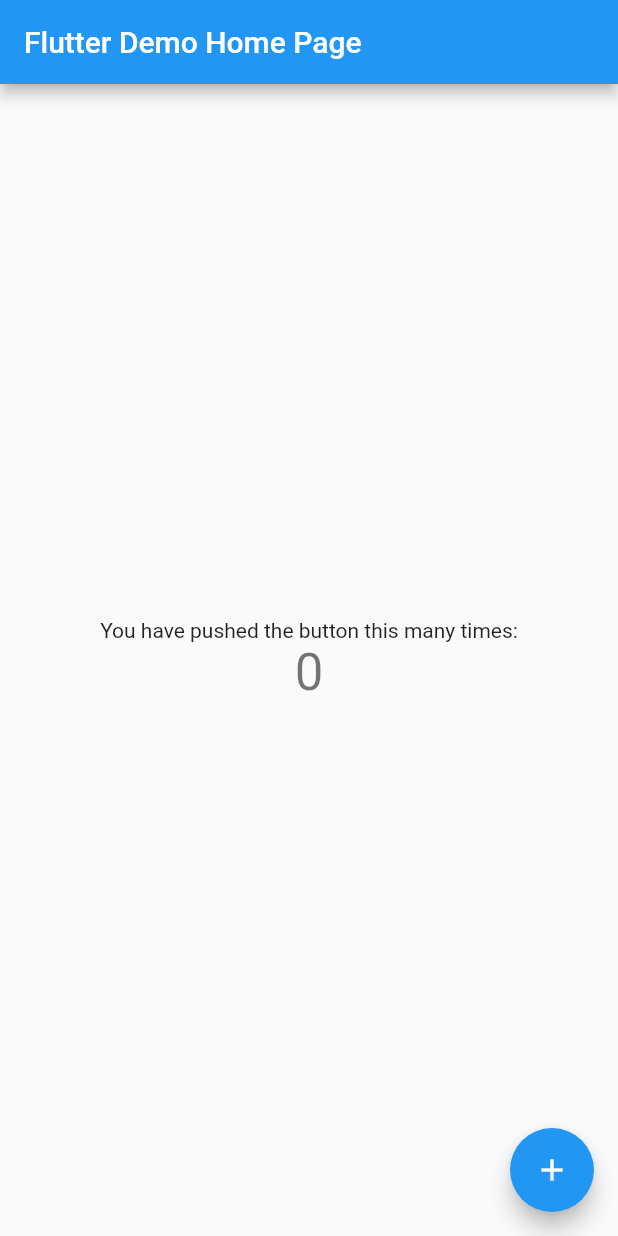
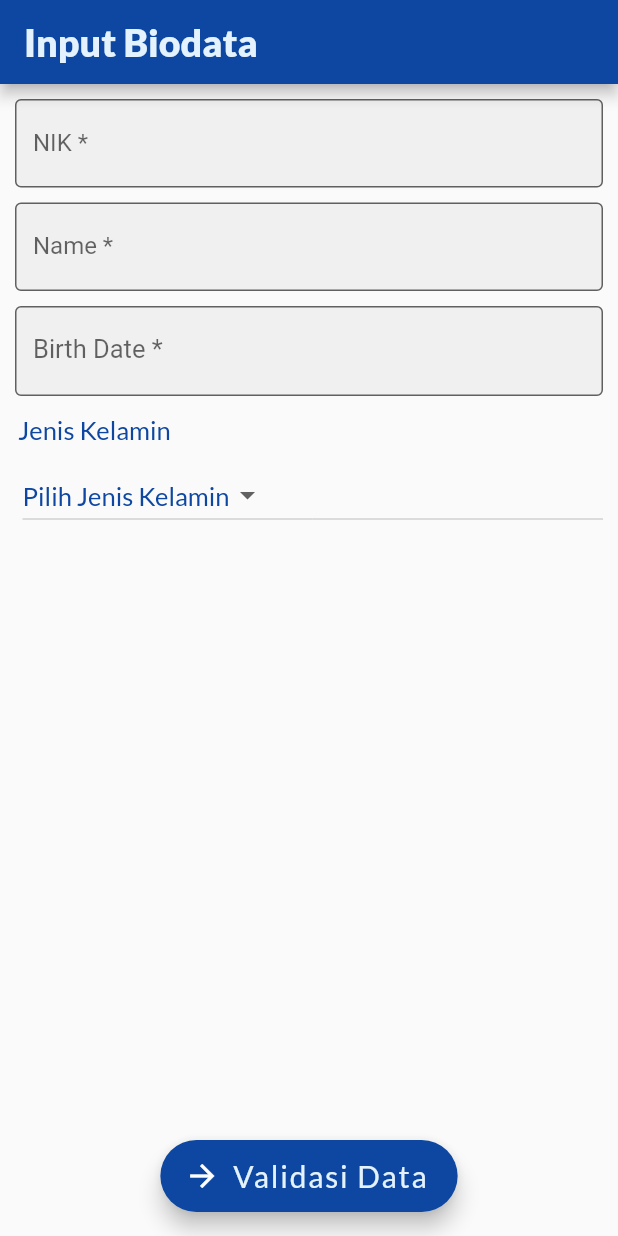
Before and after one commit to gustavsr1994/validasi_ektp, a Flutter app: the screen it shows after launch, on a phone screen of 412 x 824 dp. Run offline on Flutter 3.47's test engine with Material 2 defaults, Android fonts, the phone set to English and light mode, and no system bars; drawn by our look-alikes of datetime_picker_formfield; our stand-ins replace flutter_screenutil, fluttertoast, get, google_fonts, image_picker; missing offline and left inert: firebase_ml_vision; accounts and stored records are empty.

Commit message:
first screen

```diff
--- /dev/null
+++ b/lib/assets/style.dart
@@ -0,0 +1,17 @@
+import 'dart:ui';
+
+import 'package:flutter/material.dart';
+import 'package:google_fonts/google_fonts.dart';
+
+Color colorBlueDark = Colors.blue.shade900;
+Color colorBlueSky = Colors.blue[400];
+Color colorBackground = Colors.blue[200];
+Color colorText = Colors.blue[50];
+Color colorError = Colors.redAccent[400];
+
+TextStyle fontTitle = GoogleFonts.lato(color: colorText, fontSize: 25, fontWeight: FontWeight.bold);
+TextStyle fontButton = GoogleFonts.lato(color: colorText, fontSize: 20);
+TextStyle fontEditText = GoogleFonts.lato(color: colorBlueDark, fontSize: 17, fontStyle: FontStyle.normal);
+TextStyle fontError = GoogleFonts.lato(color: colorError, fontSize: 15, fontStyle: FontStyle.italic);
+String textBlankField = "Please, fill the blank";
+// TextStyle font
--- a/lib/main.dart
+++ b/lib/main.dart
@@ -1,4 +1,6 @@
+import 'package:app_validasi_ektp/view/FirstScreen.dart';
 import 'package:flutter/material.dart';
+import 'package:google_fonts/google_fonts.dart';
 
 void main() {
   runApp(MyApp());
@@ -11,107 +13,9 @@ class MyApp extends StatelessWidget {
     return MaterialApp(
       title: 'Flutter Demo',
       theme: ThemeData(
-        // This is the theme of your application.
-        //
-        // Try running your application with "flutter run". You'll see the
-        // application has a blue toolbar. Then, without quitting the app, try
-        // changing the primarySwatch below to Colors.green and then invoke
-        // "hot reload" (press "r" in the console where you ran "flutter run",
-        // or simply save your changes to "hot reload" in a Flutter IDE).
-        // Notice that the counter didn't reset back to zero; the application
-        // is not restarted.
-        primarySwatch: Colors.blue,
-        // This makes the visual density adapt to the platform that you run
-        // the app on. For desktop platforms, the controls will be smaller and
-        // closer together (more dense) than on mobile platforms.
-        visualDensity: VisualDensity.adaptivePlatformDensity,
+
       ),
-      home: MyHomePage(title: 'Flutter Demo Home Page'),
+      home: FirstScreen(),
     );
   }
 }
-
-class MyHomePage extends StatefulWidget {
-  MyHomePage({Key key, this.title}) : super(key: key);
-
-  // This widget is the home page of your application. It is stateful, meaning
-  // that it has a State object (defined below) that contains fields that affect
-  // how it looks.
-
-  // This class is the configuration for the state. It holds the values (in this
-  // case the title) provided by the parent (in this case the App widget) and
-  // used by the build method of the State. Fields in a Widget subclass are
-  // always marked "final".
-
-  final String title;
-
-  @override
-  _MyHomePageState createState() => _MyHomePageState();
-}
-
-class _MyHomePageState extends State<MyHomePage> {
-  int _counter = 0;
-
-  void _incrementCounter() {
-    setState(() {
-      // This call to setState tells the Flutter framework that something has
-      // changed in this State, which causes it to rerun the build method below
-      // so that the display can reflect the updated values. If we changed
-      // _counter without calling setState(), then the build method would not be
-      // called again, and so nothing would appear to happen.
-      _counter++;
-    });
-  }
-
-  @override
-  Widget build(BuildContext context) {
-    // This method is rerun every time setState is called, for instance as done
-    // by the _incrementCounter method above.
-    //
-    // The Flutter framework has been optimized to make rerunning build methods
-    // fast, so that you can just rebuild anything that needs updating rather
-    // than having to individually change instances of widgets.
-    return Scaffold(
-      appBar: AppBar(
-        // Here we take the value from the MyHomePage object that was created by
-        // the App.build method, and use it to set our appbar title.
-        title: Text(widget.title),
-      ),
-      body: Center(
-        // Center is a layout widget. It takes a single child and positions it
-        // in the middle of the parent.
-        child: Column(
-          // Column is also a layout widget. It takes a list of children and
-          // arranges them vertically. By default, it sizes itself to fit its
-          // children horizontally, and tries to be as tall as its parent.
-          //
-          // Invoke "debug painting" (press "p" in the console, choose the
-          // "Toggle Debug Paint" action from the Flutter Inspector in Android
-          // Studio, or the "Toggle Debug Paint" command in Visual Studio Code)
-          // to see the wireframe for each widget.
-          //
-          // Column has various properties to control how it sizes itself and
-          // how it positions its children. Here we use mainAxisAlignment to
-          // center the children vertically; the main axis here is the vertical
-          // axis because Columns are vertical (the cross axis would be
-          // horizontal).
-          mainAxisAlignment: MainAxisAlignment.center,
-          children: <Widget>[
-            Text(
-              'You have pushed the button this many times:',
-            ),
-            Text(
-              '$_counter',
-              style: Theme.of(context).textTheme.headline4,
-            ),
-          ],
-        ),
-      ),
-      floatingActionButton: FloatingActionButton(
-        onPressed: _incrementCounter,
-        tooltip: 'Increment',
-        child: Icon(Icons.add),
-      ), // This trailing comma makes auto-formatting nicer for build methods.
-    );
-  }
-}
--- /dev/null
+++ b/lib/model/biodata.dart
@@ -0,0 +1,8 @@
+import 'package:get/get.dart';
+
+class BiodataController extends GetxController{
+  String nik;
+  String name;
+  DateTime birthDate;
+  String sex;
+}
--- /dev/null
+++ b/lib/view/FirstScreen.dart
@@ -0,0 +1,251 @@
+import 'dart:io';
+
+import 'package:app_validasi_ektp/assets/style.dart';
+import 'package:app_validasi_ektp/model/biodata.dart';
+import 'package:datetime_picker_formfield/datetime_picker_formfield.dart';
+import 'package:firebase_ml_vision/firebase_ml_vision.dart';
+import 'package:flutter/cupertino.dart';
+import 'package:flutter/material.dart';
+import 'package:flutter/material.dart';
+import 'package:flutter_screenutil/flutter_screenutil.dart';
+import 'package:fluttertoast/fluttertoast.dart';
+import 'package:get/get.dart';
+import 'package:google_fonts/google_fonts.dart';
+import 'package:image_picker/image_picker.dart';
+import 'package:intl/intl.dart';
+
+class FirstScreen extends StatefulWidget {
+  @override
+  _FirstScreenState createState() => _FirstScreenState();
+}
+
+class _FirstScreenState extends State<FirstScreen> {
+  GlobalKey<FormState> _formKey = GlobalKey<FormState>();
+  File _imageFile;
+  List _listGender = ["Pria", "Wanita"]; //Array gender
+  String _valGender;
+  FocusNode _nikFocus = new FocusNode();
+  FocusNode _nameFocus = new FocusNode();
+  FocusNode _birthDateFocus = new FocusNode();
+  FocusNode _sexFocus = new FocusNode();
+  TextEditingController _nikController = new TextEditingController();
+  TextEditingController _nameController = new TextEditingController();
+
+  final controller = Get.put(BiodataController());
+
+  @override
+  Widget build(BuildContext context) {
+    ScreenUtil.init(context,
+        width: MediaQuery.of(context).size.width,
+        height: MediaQuery.of(context).size.height);
+    return Scaffold(
+      appBar: AppBar(
+          backgroundColor: colorBlueDark,
+          title: Text(
+            'Input Biodata',
+            style: fontTitle,
+          )),
+      floatingActionButtonLocation: FloatingActionButtonLocation.centerFloat,
+      floatingActionButtonAnimator: FloatingActionButtonAnimator.scaling,
+      floatingActionButton: FloatingActionButton.extended(
+        icon: Icon(Icons.arrow_forward),
+        backgroundColor: colorBlueDark,
+        hoverColor: colorBlueSky,
+        label: Text('Validasi Data', style: fontButton),
+        onPressed: () {
+          _checkValidate(_formKey, controller);
+        },
+      ),
+      body: SingleChildScrollView(
+        child: Column(
+          crossAxisAlignment: CrossAxisAlignment.start,
+          children: <Widget>[
+            Container(
+                margin: EdgeInsets.all(ScreenUtil().setHeight(5)),
+                child: Center(
+                    child: Form(
+                        key: _formKey,
+                        child: Column(
+                          children: <Widget>[
+                            Container(
+                              margin: EdgeInsets.all(ScreenUtil().setHeight(5)),
+                              child: TextFormField(
+                                textInputAction: TextInputAction.next,
+                                focusNode: _nikFocus,
+                                controller: _nikController,
+                                keyboardType: TextInputType.number,
+                                validator: (value) {
+                                  return _checkNIK(value);
+                                },
+                                onFieldSubmitted: (value) {
+                                  controller.nik = value;
+                                  _fieldFocusChange(
+                                      context, _nikFocus, _nameFocus);
+                                },
+                                decoration: InputDecoration(
+                                    border: OutlineInputBorder(),
+                                    filled: true,
+                                    labelText: 'NIK *',
+                                    hintStyle: fontEditText,
+                                    errorStyle: fontError),
+                              ),
+                            ),
+                            Container(
+                              margin: EdgeInsets.all(ScreenUtil().setHeight(5)),
+                              child: TextFormField(
+                                textInputAction: TextInputAction.next,
+                                focusNode: _nameFocus,
+                                controller: _nameController,
+                                keyboardType: TextInputType.text,
+                                validator: (value) {
+                                  if (_checkNull(value)) {
+                                    return textBlankField;
+                                  }
+                                },
+                                onFieldSubmitted: (value) {
+                                  controller.name = value;
+                                  _fieldFocusChange(
+                                      context, _nameFocus, _birthDateFocus);
+                                },
+                                decoration: InputDecoration(
+                                    border: OutlineInputBorder(),
+                                    filled: true,
+                                    labelText: 'Name *',
+                                    hintStyle: fontEditText,
+                                    errorStyle: fontError),
+                              ),
+                            ),
+                            Container(
+                                margin:
+                                    EdgeInsets.all(ScreenUtil().setWidth(5)),
+                                child: DateTimeField(
+                                  validator: (value) {
+                                    if (_checkNull(value)) {
+                                      return textBlankField;
+                                    }
+                                  },
+                                  style: TextStyle(
+                                      fontSize: ScreenUtil().setSp(17)),
+                                  decoration: InputDecoration(
+                                      border: OutlineInputBorder(),
+                                      filled: true,
+                                      labelText: 'Birth Date *',
+                                      hintStyle: fontEditText,
+                                      errorStyle: fontError),
+                                  format: DateFormat('dd - MMM - yyyy'),
+                                  textInputAction: TextInputAction.next,
+                                  focusNode: _birthDateFocus,
+                                  onFieldSubmitted: (term) {
+                                    // _checkValidate(_formKey, controller);
+                                    _fieldFocusChange(
+                                        context, _birthDateFocus, _sexFocus);
+                                  },
+                                  onChanged: (value) {
+                                    controller.birthDate = value;
+                                  },
+                                  onShowPicker: (context, currentValue) {
+                                    return showDatePicker(
+                                      context: context,
+                                      firstDate: DateTime(1980),
+                                      initialDate:
+                                          currentValue ?? DateTime.now(),
+                                      lastDate:
+                                          DateTime(DateTime.now().year + 1),
+                                      builder:
+                                          (BuildContext context, Widget child) {
+                                        return Theme(
+                                          data: ThemeData.light(),
+                                          child: child,
+                                        );
+                                      },
+                                    );
+                                  },
+                                )),
+                            Container(
+                              width: MediaQuery.of(context).size.width,
+                              margin: EdgeInsets.fromLTRB(
+                                  ScreenUtil().setWidth(7),
+                                  ScreenUtil().setWidth(7),
+                                  ScreenUtil().setWidth(0),
+                                  ScreenUtil().setWidth(5)),
+                              child: Text("Jenis Kelamin", style: fontEditText),
+                            ),
+                            Container(
+                              width: MediaQuery.of(context).size.width,
+                              margin: EdgeInsets.fromLTRB(
+                                  ScreenUtil().setWidth(10),
+                                  ScreenUtil().setWidth(5),
+                                  ScreenUtil().setWidth(5),
+                                  ScreenUtil().setWidth(5)),
+                              child: DropdownButton(
+                                hint: Text("Pilih Jenis Kelamin",
+                                    style: fontEditText),
+                                style: fontEditText,
+                                value: _valGender,
+                                focusNode: _sexFocus,
+                                items: _listGender.map((value) {
+                                  return DropdownMenuItem(
+                                    child: Text(value),
+                                    value: value,
+                                  );
+                                }).toList(),
+                                onChanged: (value) {
+                                  setState(() {
+                                    controller.sex = value;
+                                    _valGender = value;
+                                  });
+                                },
+                              ),
+                            ),
+                          ],
+                        ))))
+          ],
+        ),
+      ),
+    );
+  }
+
+  _fieldFocusChange(
+      BuildContext context, FocusNode currentFocus, FocusNode nextFocus) {
+    currentFocus.unfocus();
+    FocusScope.of(context).requestFocus(nextFocus);
+  }
+
+  String _checkNIK(String nik) {
+    if (_checkNull(nik)) {
+      return textBlankField;
+    } else {
+      int len = nik.toString().length;
+      if (len != 16) {
+        return "eKTP invalid.";
+      } else {
+        controller.nik = nik;
+      }
+    }
+  }
+
+  bool _checkNull(var value) {
+    if (value == null || value == "") {
+      return true;
+    } else {
+      return false;
+    }
+  }
+
+  _checkValidate(GlobalKey<FormState> _formKey, BiodataController controller) {
+    // BiodataController ctrl = Get.find();
+    if (_formKey.currentState.validate() || _valGender != null) {
+      controller.name = _nameController.text;
+      print('Success Insert');
+    } else {
+      Fluttertoast.showToast(
+          msg: "Please, choice your sex",
+          fontSize: 17,
+          gravity: ToastGravity.CENTER,
+          toastLength: Toast.LENGTH_LONG,
+          textColor: colorBlueSky,
+          backgroundColor: colorError);
+      print('Failed Insert');
+    }
+  }
+}
```
Also changed, not shown: pubspec.yaml (+13 -6 lines), lib/assets/Lato-Black.ttf (added), lib/assets/Lato-Regular.ttf (added), 4 other files.
